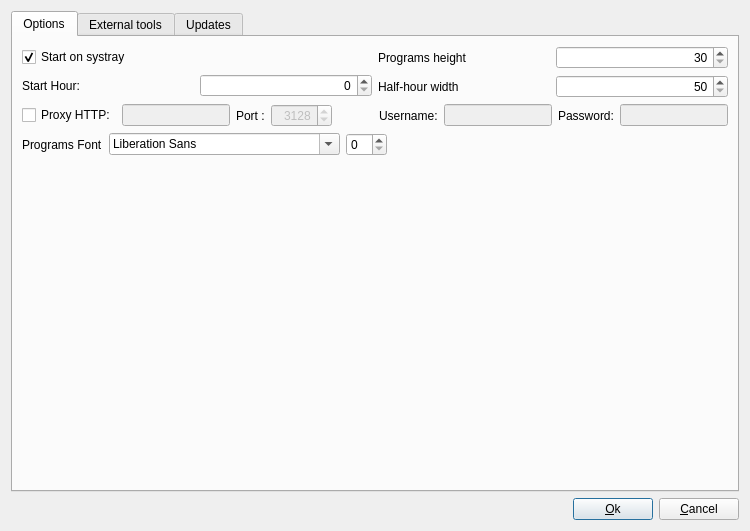
Before: the Qt Designer form ui/config.ui in jlbrd/qmagneto, drawn with Qt 5.
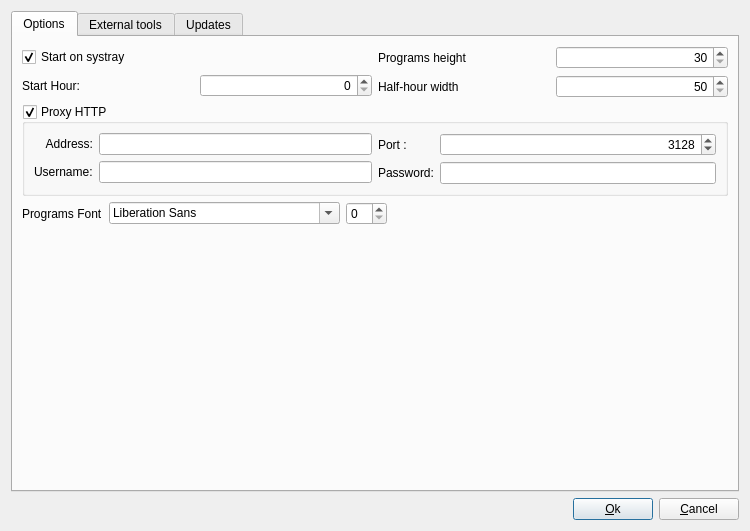
After: the same form once the commit is applied.

Commit message: - Change UI config interface

Diff of the .ui file:
```diff
--- a/ui/config.ui
+++ b/ui/config.ui
@@ -53,7 +53,7 @@
       <attribute name="title" >
        <string>Options</string>
       </attribute>
-      <layout class="QGridLayout" name="gridLayout_9" >
+      <layout class="QGridLayout" name="gridLayout_15" >
        <item row="0" column="0" >
         <layout class="QHBoxLayout" name="horizontalLayout_6" >
          <item>
@@ -166,6 +166,122 @@
          </item>
         </layout>
        </item>
+       <item row="1" column="0" >
+        <widget class="QGroupBox" name="proxyEnabled" >
+         <property name="title" >
+          <string>Proxy HTTP</string>
+         </property>
+         <property name="checkable" >
+          <bool>true</bool>
+         </property>
+         <layout class="QGridLayout" name="gridLayout_14" >
+          <item row="0" column="0" >
+           <layout class="QGridLayout" name="gridLayout_13" >
+            <item row="0" column="0" >
+             <layout class="QGridLayout" name="gridLayout_12" >
+              <item row="0" column="0" >
+               <widget class="QLabel" name="label_20" >
+                <property name="text" >
+                 <string>Address:</string>
+                </property>
+                <property name="alignment" >
+                 <set>Qt::AlignRight|Qt::AlignTrailing|Qt::AlignVCenter</set>
+                </property>
+               </widget>
+              </item>
+              <item row="0" column="1" >
+               <widget class="QLineEdit" name="proxyAddress" >
+                <property name="enabled" >
+                 <bool>true</bool>
+                </property>
+               </widget>
+              </item>
+              <item row="1" column="0" >
+               <widget class="QLabel" name="label_8" >
+                <property name="text" >
+                 <string>Username:</string>
+                </property>
+               </widget>
+              </item>
+              <item row="1" column="1" >
+               <widget class="QLineEdit" name="proxyUsername" >
+                <property name="enabled" >
+                 <bool>true</bool>
+                </property>
+               </widget>
+              </item>
+             </layout>
+            </item>
+            <item row="0" column="1" >
+             <layout class="QGridLayout" name="gridLayout_9" >
+              <item row="0" column="0" >
+               <widget class="QLabel" name="label_25" >
+                <property name="sizePolicy" >
+                 <sizepolicy vsizetype="Preferred" hsizetype="Minimum" >
+                  <horstretch>0</horstretch>
+                  <verstretch>0</verstretch>
+                 </sizepolicy>
+                </property>
+                <property name="text" >
+                 <string>Port :</string>
+                </property>
+               </widget>
+              </item>
+              <item row="0" column="1" >
+               <widget class="QSpinBox" name="proxyPort" >
+                <property name="enabled" >
+                 <bool>true</bool>
+                </property>
+                <property name="sizePolicy" >
+                 <sizepolicy vsizetype="Fixed" hsizetype="Preferred" >
+                  <horstretch>0</horstretch>
+                  <verstretch>0</verstretch>
+                 </sizepolicy>
+                </property>
+                <property name="alignment" >
+                 <set>Qt::AlignRight|Qt::AlignTrailing|Qt::AlignVCenter</set>
+                </property>
+                <property name="minimum" >
+                 <number>0</number>
+                </property>
+                <property name="maximum" >
+                 <number>65535</number>
+                </property>
+                <property name="value" >
+                 <number>3128</number>
+                </property>
+               </widget>
+              </item>
+              <item row="1" column="0" >
+               <widget class="QLabel" name="label_16" >
+                <property name="sizePolicy" >
+                 <sizepolicy vsizetype="Preferred" hsizetype="Minimum" >
+                  <horstretch>0</horstretch>
+                  <verstretch>0</verstretch>
+                 </sizepolicy>
+                </property>
+                <property name="text" >
+                 <string>Password:</string>
+                </property>
+               </widget>
+              </item>
+              <item row="1" column="1" >
+               <widget class="QLineEdit" name="proxyPassword" >
+                <property name="enabled" >
+                 <bool>true</bool>
+                </property>
+                <property name="echoMode" >
+                 <enum>QLineEdit::PasswordEchoOnEdit</enum>
+                </property>
+               </widget>
+              </item>
+             </layout>
+            </item>
+           </layout>
+          </item>
+         </layout>
+        </widget>
+       </item>
        <item row="2" column="0" >
         <layout class="QHBoxLayout" name="horizontalLayout_8" >
          <item>
@@ -216,103 +332,6 @@
          </property>
         </spacer>
        </item>
-       <item row="1" column="0" >
-        <layout class="QHBoxLayout" name="horizontalLayout_9" >
-         <item>
-          <widget class="QCheckBox" name="proxyEnabled" >
-           <property name="text" >
-            <string>Proxy HTTP:</string>
-           </property>
-           <property name="checked" >
-            <bool>false</bool>
-           </property>
-          </widget>
-         </item>
-         <item>
-          <widget class="QLineEdit" name="proxyAddress" >
-           <property name="enabled" >
-            <bool>false</bool>
-           </property>
-          </widget>
-         </item>
-         <item>
-          <widget class="QLabel" name="label_25" >
-           <property name="text" >
-            <string>Port :</string>
-           </property>
-          </widget>
-         </item>
-         <item>
-          <widget class="QSpinBox" name="proxyPort" >
-           <property name="enabled" >
-            <bool>false</bool>
-           </property>
-           <property name="sizePolicy" >
-            <sizepolicy vsizetype="Fixed" hsizetype="Preferred" >
-             <horstretch>0</horstretch>
-             <verstretch>0</verstretch>
-            </sizepolicy>
-           </property>
-           <property name="alignment" >
-            <set>Qt::AlignRight|Qt::AlignTrailing|Qt::AlignVCenter</set>
-           </property>
-           <property name="minimum" >
-            <number>0</number>
-           </property>
-           <property name="maximum" >
-            <number>65535</number>
-           </property>
-           <property name="value" >
-            <number>3128</number>
-           </property>
-          </widget>
-         </item>
-         <item>
-          <spacer name="horizontalSpacer_2" >
-           <property name="orientation" >
-            <enum>Qt::Horizontal</enum>
-           </property>
-           <property name="sizeHint" stdset="0" >
-            <size>
-             <width>40</width>
-             <height>20</height>
-            </size>
-           </property>
-          </spacer>
-         </item>
-         <item>
-          <widget class="QLabel" name="label_8" >
-           <property name="text" >
-            <string>Username:</string>
-           </property>
-          </widget>
-         </item>
-         <item>
-          <widget class="QLineEdit" name="proxyUsername" >
-           <property name="enabled" >
-            <bool>false</bool>
-           </property>
-          </widget>
-         </item>
-         <item>
-          <widget class="QLabel" name="label_16" >
-           <property name="text" >
-            <string>Password:</string>
-           </property>
-          </widget>
-         </item>
-         <item>
-          <widget class="QLineEdit" name="proxyPassword" >
-           <property name="enabled" >
-            <bool>false</bool>
-           </property>
-           <property name="echoMode" >
-            <enum>QLineEdit::PasswordEchoOnEdit</enum>
-           </property>
-          </widget>
-         </item>
-        </layout>
-       </item>
       </layout>
      </widget>
      <widget class="QWidget" name="tab_3" >
```
Left out of the diff: 64 changed lines with no effect on the pictures.
